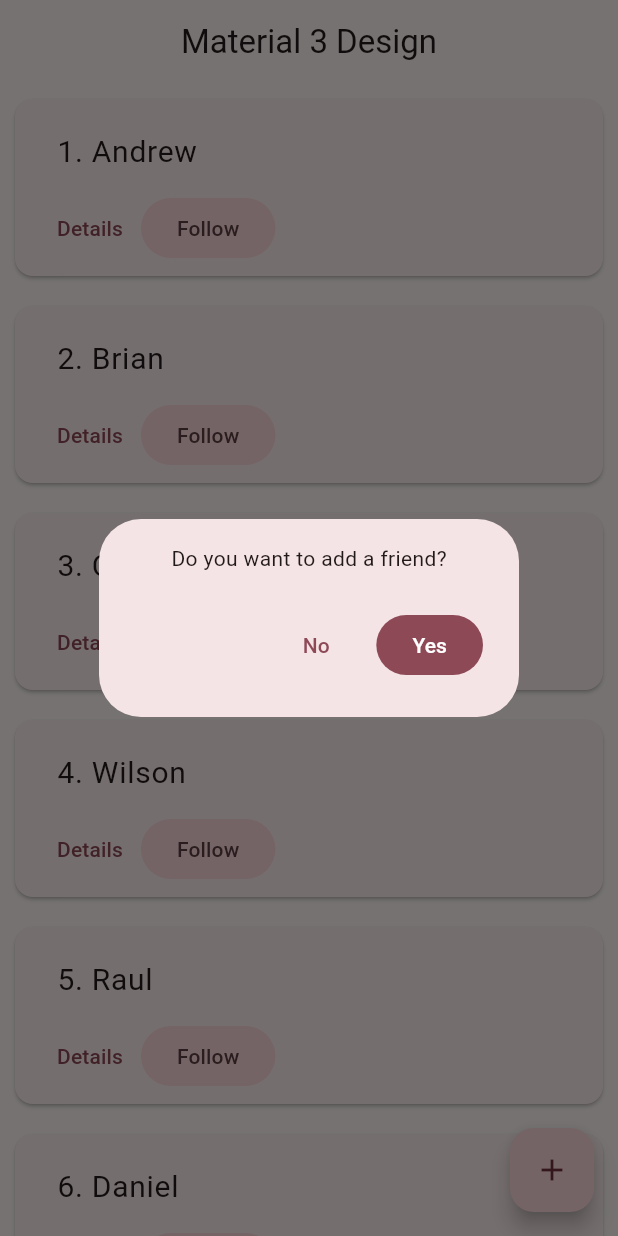
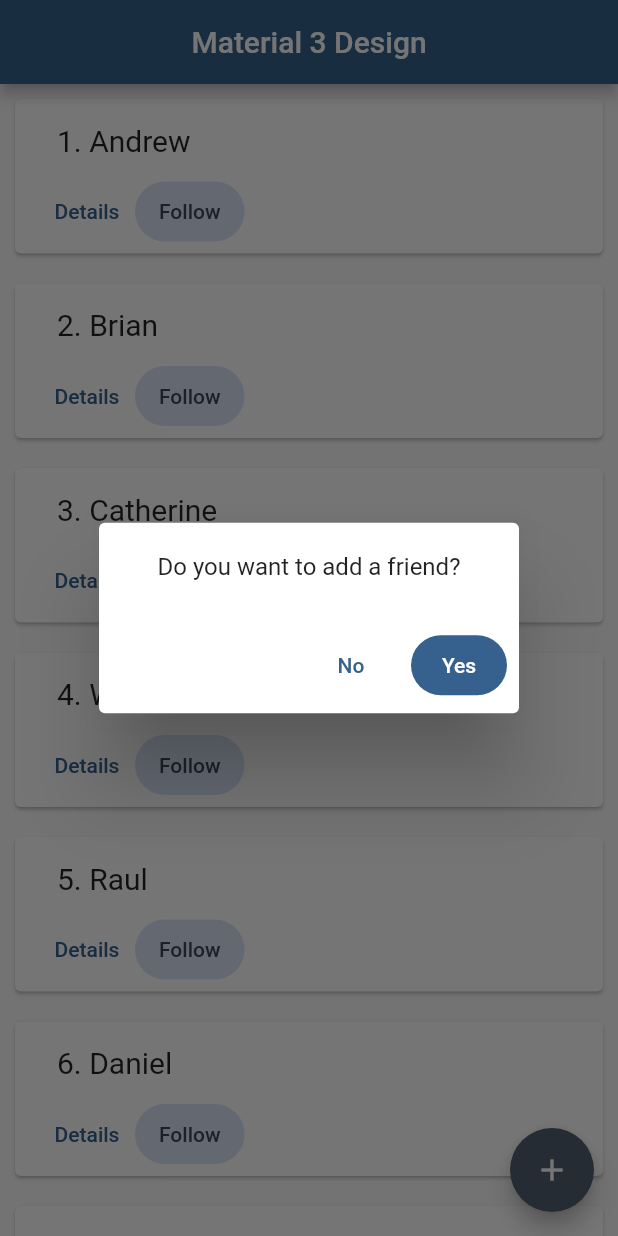
Before and after one commit to Kms3506/flutter_study, a Flutter app: the screen it shows after launch, after a tap on the "add" icon, on a phone screen of 412 x 824 dp. Run offline on Flutter 3.47's test engine with Material 3 defaults, Android fonts, the phone set to English and light mode, and no system bars; our stand-ins replace sqflite, table_calendar; accounts and stored records are empty.

Commit message:
design 주석

```diff
--- a/flutter_design_test/lib/main.dart
+++ b/flutter_design_test/lib/main.dart
@@ -13,8 +13,8 @@ class MyApp extends StatelessWidget {
       title: 'Flutter App',
       home: const MainPage(),
       theme: ThemeData(
-        useMaterial3: true,  //플러터 머터리얼3 적용
-        colorScheme: ColorScheme.fromSeed(seedColor: Colors.pink),
+        useMaterial3: false,  // Flutter에서 Material 3 사용을 비활성화
+        colorScheme: ColorScheme.fromSeed(seedColor: Colors.blue),  // 기본 색상 테마를 파란색으로 설정
       ),
     );
   }
@@ -42,41 +42,42 @@ class _MainPageState extends State<MainPage> {
   Widget build(BuildContext context) {
     return Scaffold(
       appBar: AppBar(
-        title: const Text("Material 3 Design"),
-        centerTitle: true,
+        title: const Text("Material 3 Design"),  // AppBar에 제목 설정
+        centerTitle: true,  // 제목을 가운데로 정렬
       ),
       body: ListView.builder(
-          itemCount: friendList.length,
+          itemCount: friendList.length,  // 친구 목록의 길이만큼 아이템 생성
           itemBuilder: (context, index) {
-            return cardContainer(name: friendList[index], number: index + 1);
+            return cardContainer(name: friendList[index], number: index + 1);  // 각 친구의 정보를 카드 형태로 출력
           }),
       floatingActionButton: FloatingActionButton(
         onPressed: () {
-          showFloatingDialog();
+          showFloatingDialog();  // 플로팅 버튼 클릭 시 다이얼로그 호출
         },
-        child: const Icon(Icons.add),
+        child: const Icon(Icons.add),  // 플로팅 액션 버튼에 '+' 아이콘 설정
       ),
     );
   }
 
+  // 카드 형태로 친구 정보 표시
   Widget cardContainer({String name = "", int number = 0}) {
     return Card(
-      margin: const EdgeInsets.all(10),
+      margin: const EdgeInsets.all(10),  // 카드 주변에 여백 설정
       child: ListTile(
         title: Container(
-          width: MediaQuery.of(context).size.width,
-          padding: const EdgeInsets.all(12),
-          child: Text("$number. $name", style: const TextStyle(fontSize: 20)),
+          width: MediaQuery.of(context).size.width,  // 화면 너비만큼 제목 컨테이너 확장
+          padding: const EdgeInsets.all(12),  // 내부 여백 설정
+          child: Text("$number. $name", style: const TextStyle(fontSize: 20)),  // 친구 이름과 번호 표시
         ),
         subtitle: Row(
           children: [
             TextButton(
               onPressed: () {},
-              child: const Text("Details"),
+              child: const Text("Details"),  // 세부 정보 보기 버튼
             ),
             FilledButton.tonal(
               onPressed: () {},
-              child: const Text("Follow"),
+              child: const Text("Follow"),  // 팔로우 버튼, 톤다운된 스타일 사용
             ),
           ],
         ),
@@ -84,24 +85,25 @@ class _MainPageState extends State<MainPage> {
     );
   }
 
+  // 플로팅 액션 버튼 클릭 시 표시되는 다이얼로그
   void showFloatingDialog() {
     showDialog(
       context: context,
-      barrierDismissible: true,
+      barrierDismissible: true,  // 다이얼로그 외부 클릭 시 닫기 허용
       builder: (context) {
         return AlertDialog(
           content: const Column(
-            mainAxisSize: MainAxisSize.min,
+            mainAxisSize: MainAxisSize.min,  // Column 크기를 자식들의 크기에 맞춤
             children: [
-              Center(child: Text("Do you want to add a friend?")),
+              Center(child: Text("Do you want to add a friend?")),  // 다이얼로그에 질문 텍스트 추가
             ],
           ),
           actions: [
             TextButton(
-              onPressed: () => Navigator.of(context).pop(),
+              onPressed: () => Navigator.of(context).pop(),  // "No" 버튼 클릭 시 다이얼로그 닫기
               child: const Text("No"),
             ),
-            FilledButton(onPressed: () {}, child: const Text("Yes")),
+            FilledButton(onPressed: () {}, child: const Text("Yes")),  // "Yes" 버튼
           ],
         );
       },
```
